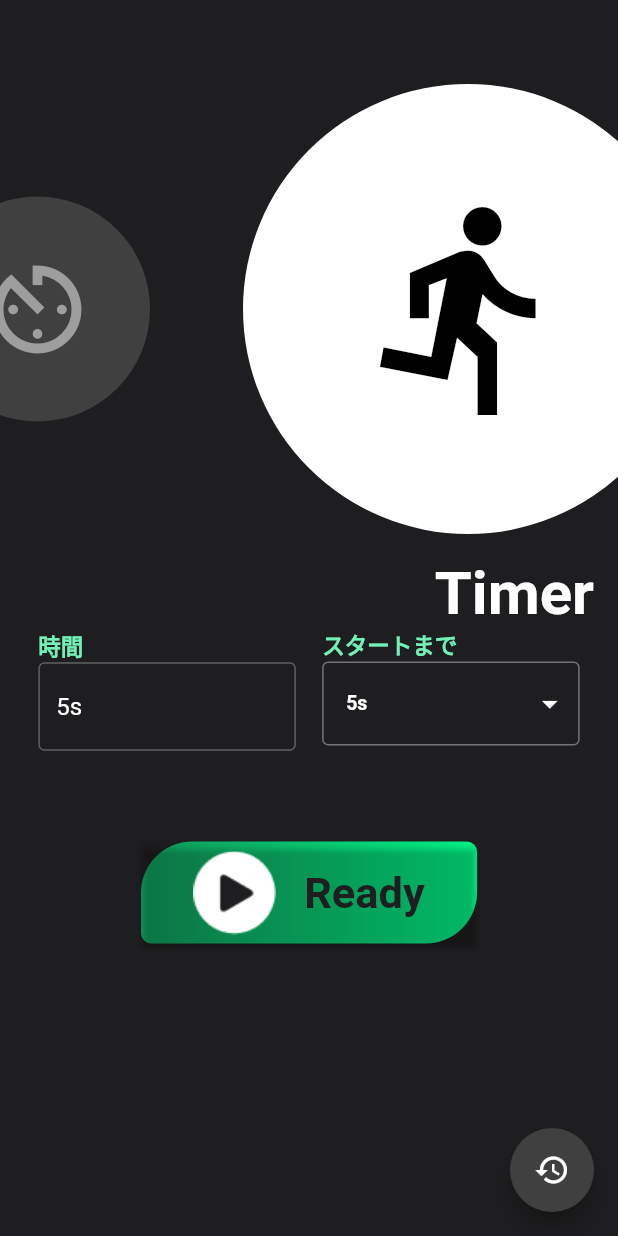
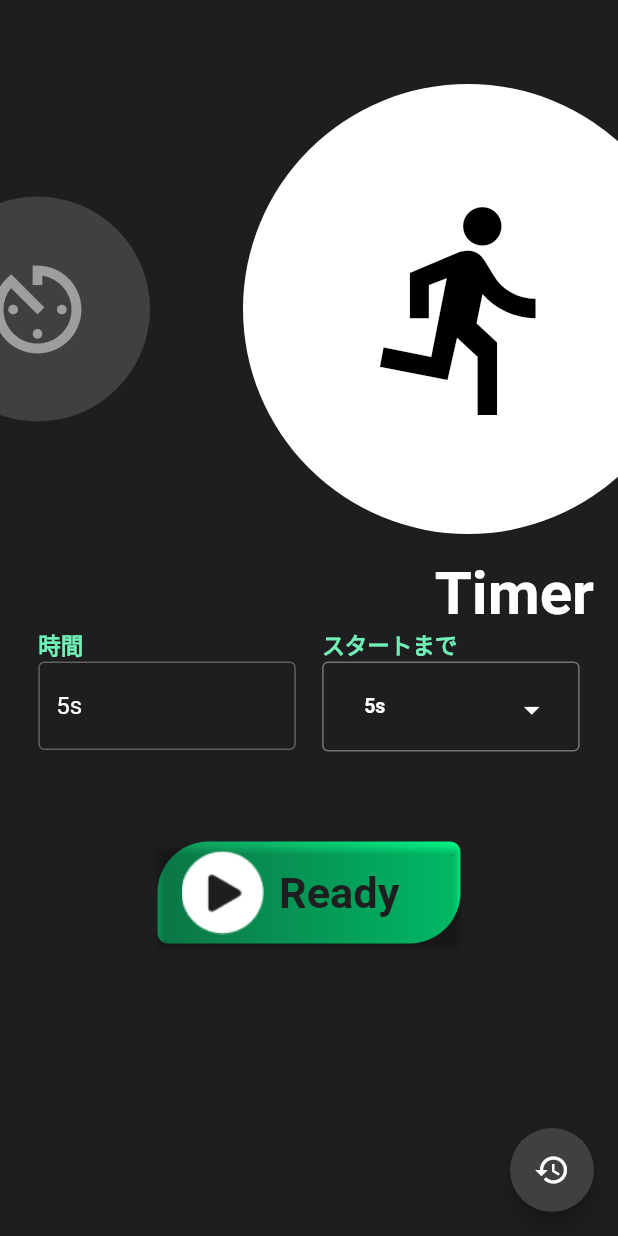
Before and after one commit to Yamasaki-pan961/flutter_for_hackathon, a Flutter app: the screen it shows after launch, on a phone screen of 412 x 824 dp. Run offline on Flutter 3.47's test engine with Material 2 defaults, Android fonts, the phone set to English and light mode, and no system bars; our stand-ins replace circular_countdown_timer, dropdown_button2, fl_chart, flutter_hooks, freezed_annotation, hooks_riverpod and 4 more; missing offline and left inert: four_swipe_direction; generated files the repository leaves out were written again.

Commit message:
fix layout

```diff
--- a/lib/feature/component/app_elevated_button.dart
+++ b/lib/feature/component/app_elevated_button.dart
@@ -23,6 +23,9 @@ class AppElevatedButton extends StatelessWidget {
       padding: const EdgeInsets.symmetric(horizontal: 94),
       child: Center(
         child: Container(
+          alignment: Alignment.centerLeft,
+          height: 68,
+          width: 202,
           decoration: const BoxDecoration(
             borderRadius: BorderRadius.only(
               topLeft: Radius.circular(34),
@@ -49,10 +52,12 @@ class AppElevatedButton extends StatelessWidget {
               height: 68,
               width: 202,
               child: Row(
-                mainAxisAlignment: MainAxisAlignment.spaceEvenly,
                 children: [
                   // Image.asset('assets/start.png'),
                   Image.asset(icon),
+                  const SizedBox(
+                    width: 10,
+                  ),
                   Text(
                     title,
                     style: const TextStyle(
--- a/lib/feature/component/app_text_fielld.dart
+++ b/lib/feature/component/app_text_fielld.dart
@@ -16,6 +16,7 @@ class AppTextField extends StatelessWidget {
   Widget build(BuildContext context) {
     return SizedBox(
       width: MediaQuery.of(context).size.width / 2.4,
+      height: 60,
       child: TextField(
         controller: controller,
         keyboardType: TextInputType.number,
--- a/lib/feature/component/picker_item.dart
+++ b/lib/feature/component/picker_item.dart
@@ -33,7 +33,6 @@ class PickerItem extends StatelessWidget {
           child: DropdownButtonFormField2<String>(
             isExpanded: true,
             decoration: InputDecoration(
-              contentPadding: const EdgeInsets.symmetric(vertical: 16),
               border: OutlineInputBorder(
                 borderRadius: BorderRadius.circular(4),
                 borderSide: const BorderSide(
--- a/lib/feature/ui/measure/measure_view.dart
+++ b/lib/feature/ui/measure/measure_view.dart
@@ -144,6 +144,7 @@ class _MeasureViewState extends State<MeasureView>
                 ],
               ),
               Row(
+                crossAxisAlignment: CrossAxisAlignment.start,
                 mainAxisAlignment: MainAxisAlignment.spaceBetween,
                 children: [
                   AppSpaces.horizontal_8,
```
